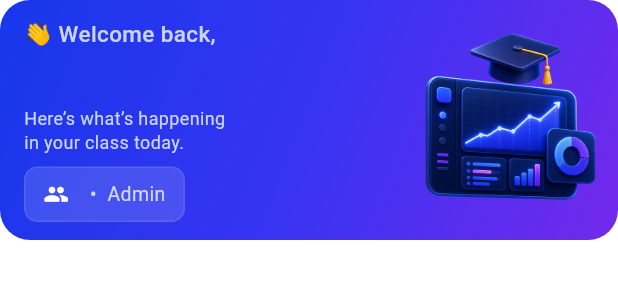
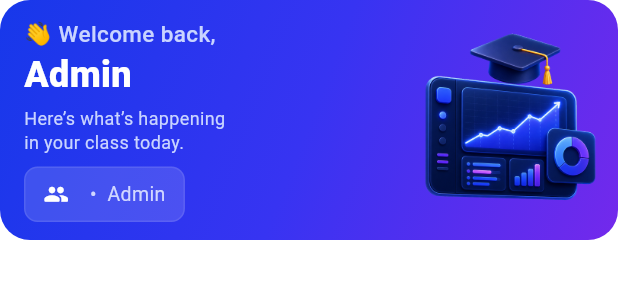
Before and after one commit to DreamIT-CodeBase/social-studying-app, a Flutter app: the _ReferenceWelcomeBanner widget shown alone on an empty page, opened directly with empty values, on a phone screen of 412 x 824 dp. Shown: the top 300 px of the screen. Run offline on Flutter 3.47's test engine with Material 3 defaults, Android fonts, the phone set to English and light mode, and no system bars; our stand-ins replace audioplayers, dio, file_picker, firebase_core, firebase_messaging, flutter_animate and 9 more; missing offline and left inert: flutter_appauth; accounts and stored records are empty; generated files the repository leaves out were written again; network calls fail.

Commit message:
some changes

```diff
--- a/flutter_app/lib/features/home/presentation/admin_home_screen.dart
+++ b/flutter_app/lib/features/home/presentation/admin_home_screen.dart
@@ -480,7 +480,7 @@ class _ReferenceWelcomeBanner extends StatelessWidget {
                 ),
                 const SizedBox(height: 4),
                 Text(
-                  displayName,
+                  _firstName(displayName),
                   maxLines: 1,
                   overflow: TextOverflow.ellipsis,
                   style: const TextStyle(
@@ -549,6 +549,12 @@ class _ReferenceWelcomeBanner extends StatelessWidget {
       ),
     );
   }
+}
+
+String _firstName(String displayName) {
+  final trimmedName = displayName.trim();
+  if (trimmedName.isEmpty) return 'Admin';
+  return trimmedName.split(RegExp(r'\s+')).first;
 }
 
 class _ReferenceStatsPanel extends ConsumerWidget {
```
Also changed, not shown: 1 other file.
